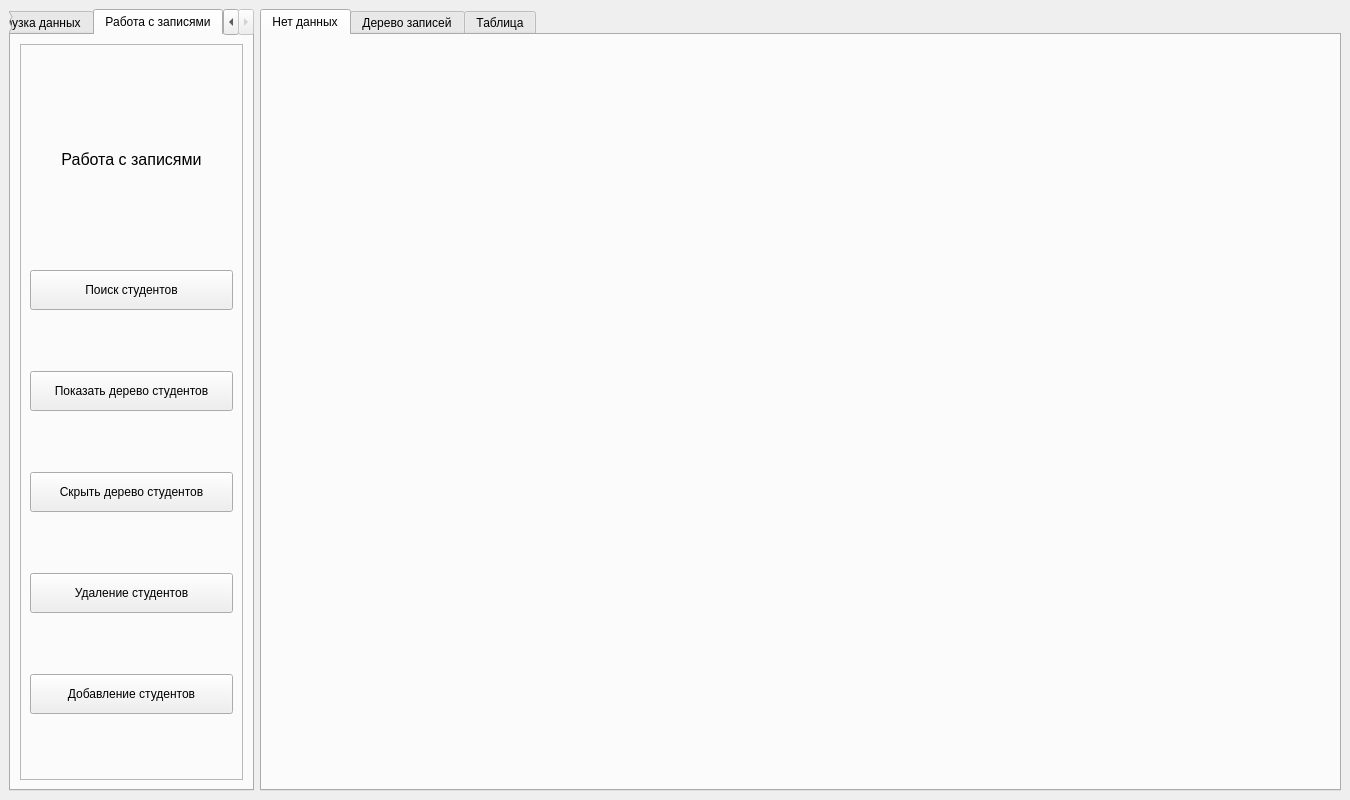
Old version of the form ui/main_window.ui in the repository Gen1us02/PPOIS_2.
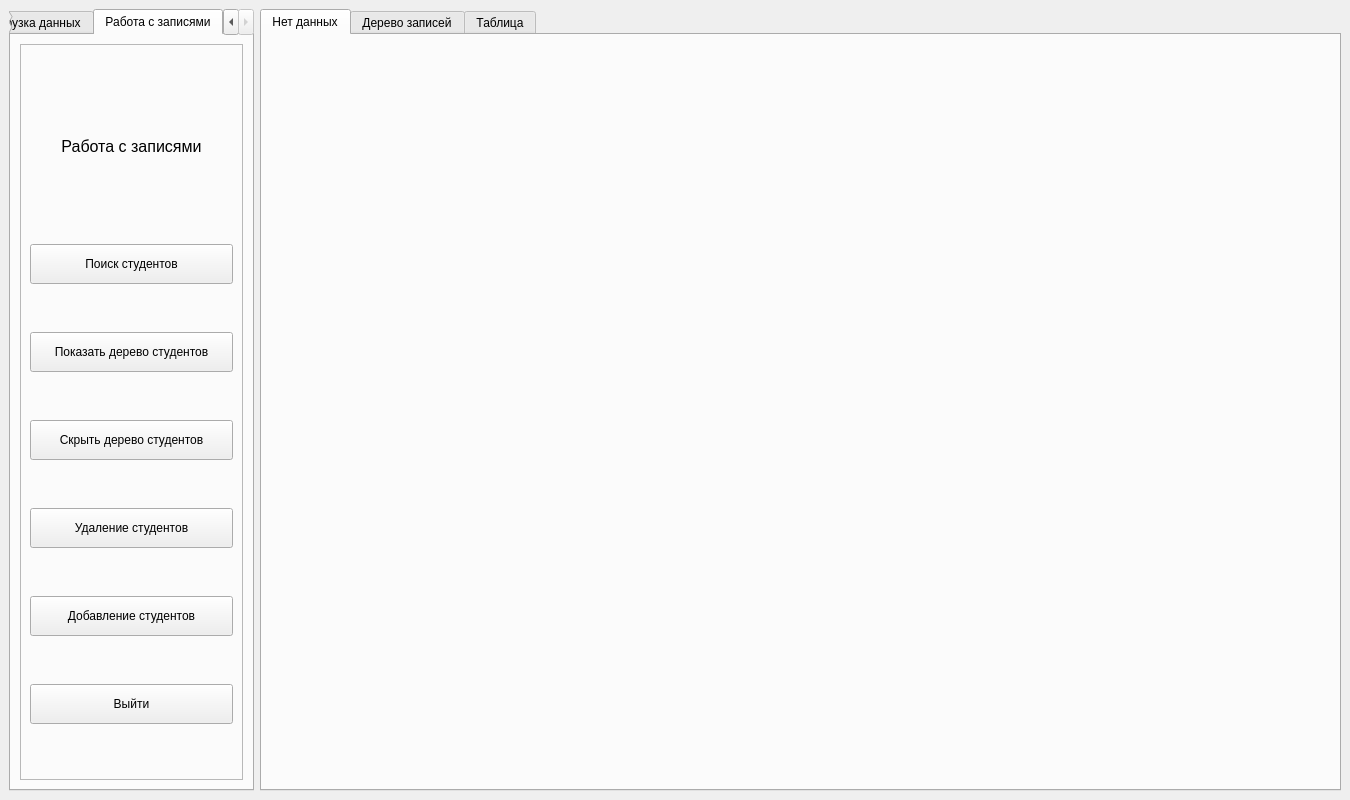
New version of the form.

Commit message: [feat] add exit button to all windows

Diff of the .ui file:
```diff
--- a/ui/main_window.ui
+++ b/ui/main_window.ui
@@ -218,6 +218,19 @@
              </property>
             </widget>
            </item>
+           <item>
+            <widget class="QPushButton" name="exit_button_work">
+             <property name="minimumSize">
+              <size>
+               <width>0</width>
+               <height>40</height>
+              </size>
+             </property>
+             <property name="text">
+              <string>Выйти</string>
+             </property>
+            </widget>
+           </item>
           </layout>
          </widget>
         </item>
```
Left out of the diff: 13 changed lines with no effect on the pictures. The commit also changes 11 other files.
